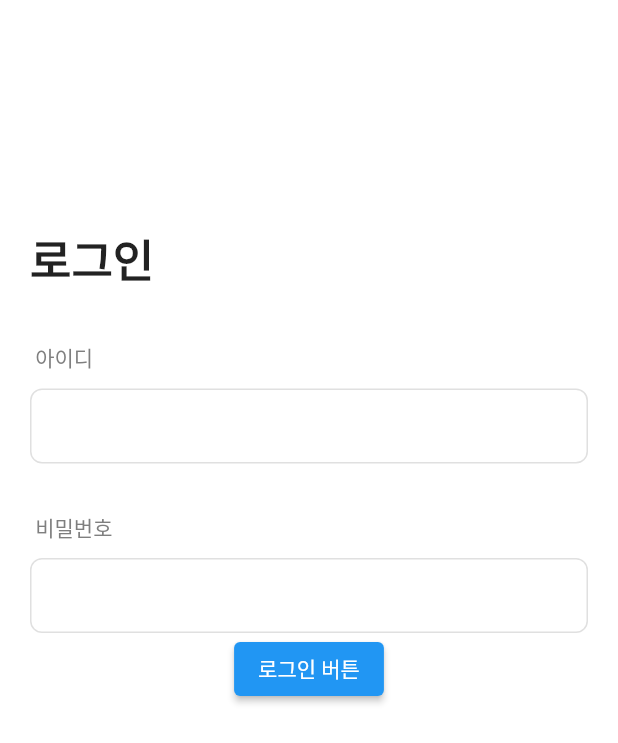
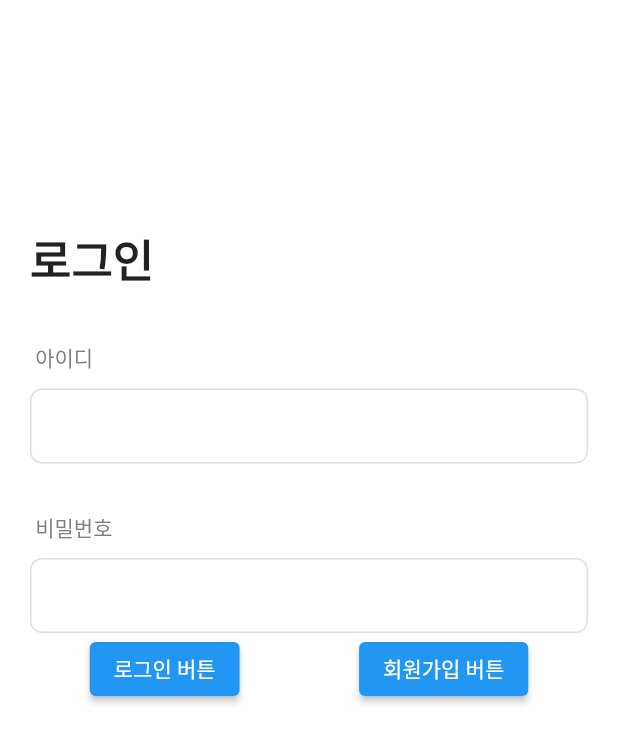
Before and after one commit to Yoochanhong/Flutter_Packages, a Flutter app: the screen it shows after launch, after a tap on "로그인 버튼", on a phone screen of 412 x 824 dp. Shown: the top 743 px of the screen. Run offline on Flutter 3.47's test engine with Material 2 defaults, Android fonts, the phone set to English and light mode, and no system bars; our stand-ins replace battery_plus, dio, flutter_native_splash, flutter_secure_storage; network calls fail; Roboto replaces fonts that are missing (LINE Seed Sans KR).

Commit message:
자동 로그인 구현

```diff
--- a/flutterSecureStorage/lib/main.dart
+++ b/flutterSecureStorage/lib/main.dart
@@ -1,6 +1,9 @@
+import 'dart:convert';
 import 'package:flutter/material.dart';
 import 'package:flutter_secure_storage/flutter_secure_storage.dart';
+import 'package:fluttersecurestorage/login_response.dart';
 import 'package:fluttersecurestorage/success_page.dart';
+import 'package:http/http.dart' as http;
 
 void main() => runApp(const MyApp());
 
@@ -33,7 +36,7 @@ class _LoginPageState extends State<LoginPage> {
   void initState() {
     super.initState();
     WidgetsBinding.instance.addPostFrameCallback((_) async {
-      userInfo = await storage.read(key: 'login');
+      userInfo = await storage.read(key: 'accessToken');
       if (userInfo != null) {
         Navigator.pushAndRemoveUntil(
             context,
@@ -139,10 +142,49 @@ class _LoginPageState extends State<LoginPage> {
                       ],
                     ),
                   ),
-                  ElevatedButton(
-                    onPressed: () {},
-                    child: const Text("로그인 버튼"),
-                  ),
+                  Row(
+                    mainAxisAlignment: MainAxisAlignment.spaceAround,
+                    children: [
+                      ElevatedButton(
+                        onPressed: () async {
+                          LoginResponse loginResponse;
+                          final response = await http.post(Uri.parse(
+                              "http://localhost:8080/signin?id=${idController.text}&password=${passwordController.text}"));
+                          if (response.statusCode == 200) {
+                            loginResponse = LoginResponse.fromJson(
+                                jsonDecode(response.body));
+                            storage.write(
+                                key: 'accessToken',
+                                value: loginResponse.accessToken);
+                            storage.write(
+                                key: 'refreshToken',
+                                value: loginResponse.refreshToken);
+                            storage.write(key: 'login', value: "로그인 성공");
+                            Navigator.pushAndRemoveUntil(
+                                context,
+                                MaterialPageRoute(
+                                    builder: (context) => SuccessPage()),
+                                (route) => false);
+                          } else {
+                            throw Exception("아이디나 비밀번호를 잘못 입력함");
+                          }
+                        },
+                        child: const Text("로그인 버튼"),
+                      ),
+                      ElevatedButton(
+                        onPressed: () async {
+                          var response = await http.post(Uri.parse(
+                              "http://localhost:8080/signup?id=${idController.text}&password=${passwordController.text}"));
+                          if (response.statusCode == 202) {
+                            print("이미 있는 유저");
+                          } else {
+                            print("회원가입 완료");
+                          }
+                        },
+                        child: const Text("회원가입 버튼"),
+                      ),
+                    ],
+                  )
                 ],
               ),
             ],
```
